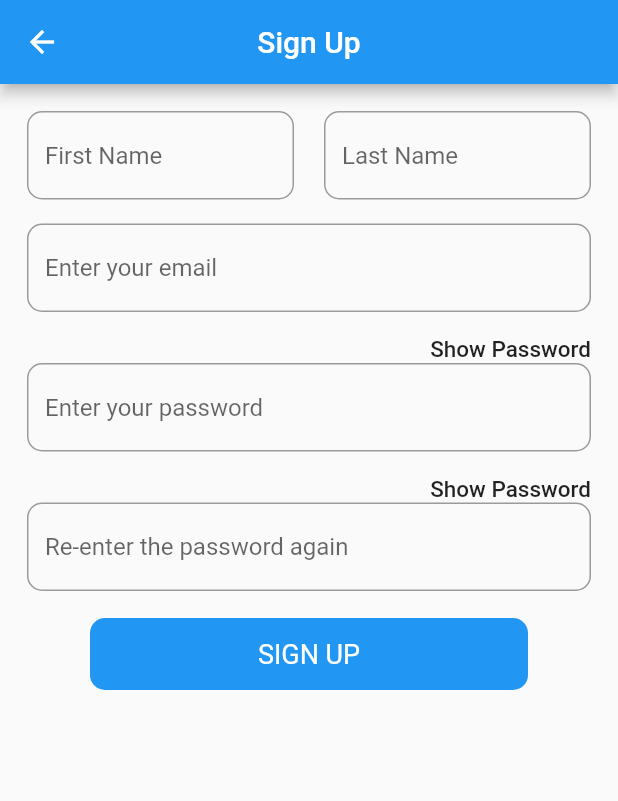
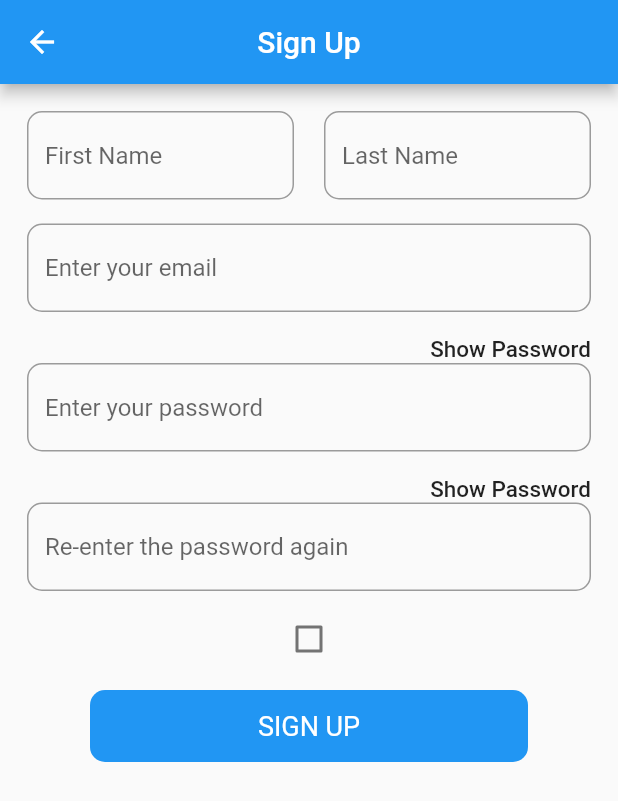
Before and after one commit to QuangAnhTr9s/lession_2_login_form, a Flutter app: the screen it shows after launch, after a tap on "Show Password", after a tap on "Hide Password", after a tap on "SIGN UP", on a phone screen of 412 x 824 dp. Shown: the top 801 px of the screen. Run offline on Flutter 3.47's test engine with Material 2 defaults, Android fonts, the phone set to English and light mode, and no system bars; our stand-ins replace firebase_auth, firebase_core, shared_preferences; accounts and stored records are empty.

Commit message:
add shared_preferences.dart, add checkBox Save Sign In in login_screen.dart

```diff
--- a/lib/main.dart
+++ b/lib/main.dart
@@ -1,9 +1,11 @@
 import 'package:firebase_core/firebase_core.dart';
 import 'package:flutter/material.dart';
+import 'package:lession_2_login_form/shared_preferences/shared_preferences.dart';
 import 'package:lession_2_login_form/ui/main/main_screen.dart';
 
 Future<void> main() async {
   WidgetsFlutterBinding.ensureInitialized();
   await Firebase.initializeApp();
+  await MySharedPreferences.initSharedPreferences();
   runApp(const MyApp());
 }
--- /dev/null
+++ b/lib/shared_preferences/shared_preferences.dart
@@ -0,0 +1,15 @@
+import 'package:shared_preferences/shared_preferences.dart';
+
+class MySharedPreferences{
+  static late SharedPreferences _sharedPreferences;
+  // static const _isSaveSignIn = false;
+  static Future<void> setSaveSignIn(bool isSaveSignIn) async{
+    _sharedPreferences.setBool('isSaveSignIn', isSaveSignIn);
+  }
+  static bool getIsSaveSignIn() => _sharedPreferences.getBool('isSaveSignIn') ?? false;
+
+  static Future<void> initSharedPreferences() async{
+    _sharedPreferences = await SharedPreferences.getInstance();
+  }
+
+}
--- a/lib/ui/auth/login/login_screen.dart
+++ b/lib/ui/auth/login/login_screen.dart
@@ -4,6 +4,7 @@ import 'package:lession_2_login_form/base/fire_base/fire_auth.dart';
 import 'package:lession_2_login_form/custom_widget/custom_circle_button.dart';
 import 'package:lession_2_login_form/custom_widget/custom_divider.dart';
 import 'package:lession_2_login_form/custom_widget/custom_textfield.dart';
+import 'package:lession_2_login_form/shared_preferences/shared_preferences.dart';
 
 import '../../home/home_screen.dart';
 import '../sign_up/sign_up_screen.dart';
@@ -33,6 +34,13 @@ class _LoginScreenState extends State<LoginScreen> {
   //fire auth
   final Auth _auth = Auth();
 
+
+  @override
+  void initState() {
+    super.initState();
+    //mỗi lần vào screen sign in => chưa lưu đăng nhập
+    MySharedPreferences.setSaveSignIn(false);
+  }
   @override
   void dispose() {
     _loginScreenBloc.dispose();
@@ -151,13 +159,35 @@ class _LoginScreenState extends State<LoginScreen> {
                   ),
 
                   //Text Wrong Login
-                  Padding(padding: const EdgeInsets.all(10),
+                  _wrongLogin == '' ? const SizedBox() : Padding(padding: const EdgeInsets.only(top: 10),
                     child: Row(
                       mainAxisAlignment: MainAxisAlignment.center,
                       children: [
                         Text(_wrongLogin, style: const TextStyle(fontSize: 16, color: Colors.red),),
                       ],
                     ),),
+
+                  //Save login
+                  Padding(
+                    padding: const EdgeInsets.only(bottom: 8.0),
+                    child: StreamBuilder<bool>(
+                      stream: _loginScreenBloc.isCheckedwordStream,
+                      builder: (context, snapshot) {
+                        bool isChecked = snapshot.data ?? false;
+                        return Row(mainAxisAlignment: MainAxisAlignment.start,
+                          children: [
+                            Checkbox(value: isChecked,
+                              onChanged: (value) async {
+                              _loginScreenBloc.isCheckedBox(value);
+                              //lưu biến isChecked vào Shared Preferences
+                                await MySharedPreferences.setSaveSignIn(value ?? false);
+                            },),
+                            Text(isChecked ? "Don't save sign in" : "Save sign in"),
+                          ],
+                        );
+                      }
+                    ),
+                  ),
 
                   // nút đăng ký
                   Padding(
@@ -271,12 +301,10 @@ class _LoginScreenState extends State<LoginScreen> {
           setState(() {
             _wrongLogin = 'No user found for that email!';
           });
-          print('No user found for that email.');
         } else if (e.code == 'wrong-password') {
           setState(() {
             _wrongLogin = 'Wrong password!';
           });
-          print('Wrong password provided.');
         }
       }
     }
--- a/lib/ui/auth/sign_up/sign_up_screen.dart
+++ b/lib/ui/auth/sign_up/sign_up_screen.dart
@@ -15,16 +15,18 @@ class SignUpScreen extends StatefulWidget {
 
 class _SignUpScreenState extends State<SignUpScreen> {
   //TextEditingController
-  TextEditingController _firstNameController = TextEditingController();
-  TextEditingController _lastNameController = TextEditingController();
-  TextEditingController _emailController = TextEditingController();
-  TextEditingController _passwordController = TextEditingController();
-  TextEditingController _secondPasswordController = TextEditingController();
+  final TextEditingController _firstNameController = TextEditingController();
+  final TextEditingController _lastNameController = TextEditingController();
+  final TextEditingController _emailController = TextEditingController();
+  final TextEditingController _passwordController = TextEditingController();
+  final TextEditingController _secondPasswordController = TextEditingController();
 
   // TextEditingController _emailController = TextEditingController();
-  SignUpScreenBloc _signUpScreenBloc = SignUpScreenBloc();
+  final SignUpScreenBloc _signUpScreenBloc = SignUpScreenBloc();
   //init fire auth
-  Auth _auth = Auth();
+  final Auth _auth = Auth();
+
+  bool value = false;
 
   @override
   void dispose() {
@@ -53,7 +55,7 @@ class _SignUpScreenState extends State<SignUpScreen> {
                     mainAxisAlignment: MainAxisAlignment.spaceBetween,
                     children: [
                     Expanded(child: MyTextField(placeHolder: "First Name", textEditingController: _firstNameController, obscureText: false, errorText: null)),
-                    SizedBox(width: 20,), Expanded(child: MyTextField(placeHolder: "Last Name", textEditingController: _lastNameController, obscureText: false, errorText: null)),
+                    const SizedBox(width: 20,), Expanded(child: MyTextField(placeHolder: "Last Name", textEditingController: _lastNameController, obscureText: false, errorText: null)),
                   ],),
                 ),
                 //input email
@@ -90,6 +92,14 @@ class _SignUpScreenState extends State<SignUpScreen> {
                     _signUpScreenBloc.isCorrectPasswordStream,
                     'Re-enter the password again',
                     _secondPasswordController),
+
+                Checkbox(value: value, onChanged: (newValue) {
+                  setState(() {
+                    value = newValue!;
+                    print(value);
+                    print(newValue);
+                  });
+                },),
 
                 //button Sign up
                 InkWell(
--- a/lib/ui/main/main_screen.dart
+++ b/lib/ui/main/main_screen.dart
@@ -1,5 +1,6 @@
 import 'package:firebase_auth/firebase_auth.dart';
 import 'package:flutter/material.dart';
+import 'package:lession_2_login_form/shared_preferences/shared_preferences.dart';
 
 import '../../base/fire_base/fire_auth.dart';
 import '../auth/login/login_screen.dart';
@@ -17,7 +18,7 @@ class MyApp extends StatelessWidget {
 
         primarySwatch: Colors.blue,
       ),
-      home: MyHomePage(),
+      home: const MyHomePage(),
     );
   }
 }
@@ -42,6 +43,18 @@ class _MyHomePageState extends State<MyHomePage> {
     }*//*
     return firebaseApp;
   }*/
+  //isSignIn
+  bool isSignIn = false;
+
+  @override
+  void initState() {
+    super.initState();
+    isSignIn = MySharedPreferences.getIsSaveSignIn();
+  }
+  @override
+  void dispose() {
+    super.dispose();
+  }
   @override
   Widget build(BuildContext context) {
     return Scaffold(
@@ -50,6 +63,9 @@ class _MyHomePageState extends State<MyHomePage> {
         builder: (context, snapshot) {
           User? user = FirebaseAuth.instance.currentUser;
           if(snapshot.hasData){
+            if(!isSignIn){
+              return const LoginScreen();
+            }
             return HomeScreen(user: user);
           }else if(!snapshot.hasData){
             return const LoginScreen();
--- a/pubspec.yaml
+++ b/pubspec.yaml
@@ -38,6 +38,7 @@ dependencies:
   cupertino_icons: ^1.0.2
   firebase_core: ^2.4.1
   firebase_auth: ^4.2.5
+  shared_preferences: ^2.0.17
 
 dev_dependencies:
   flutter_test:
```
Also changed, not shown: lib/ui/auth/login/login_screen_bloc.dart (+10 -0 lines), pubspec.lock, 2 other files.
